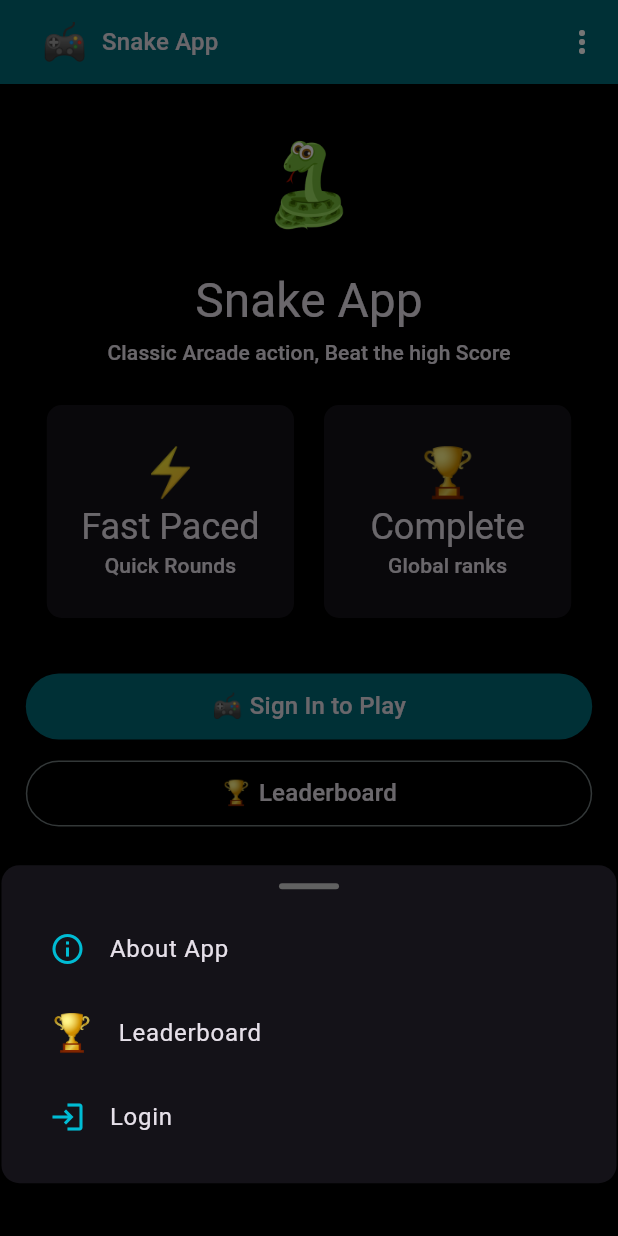
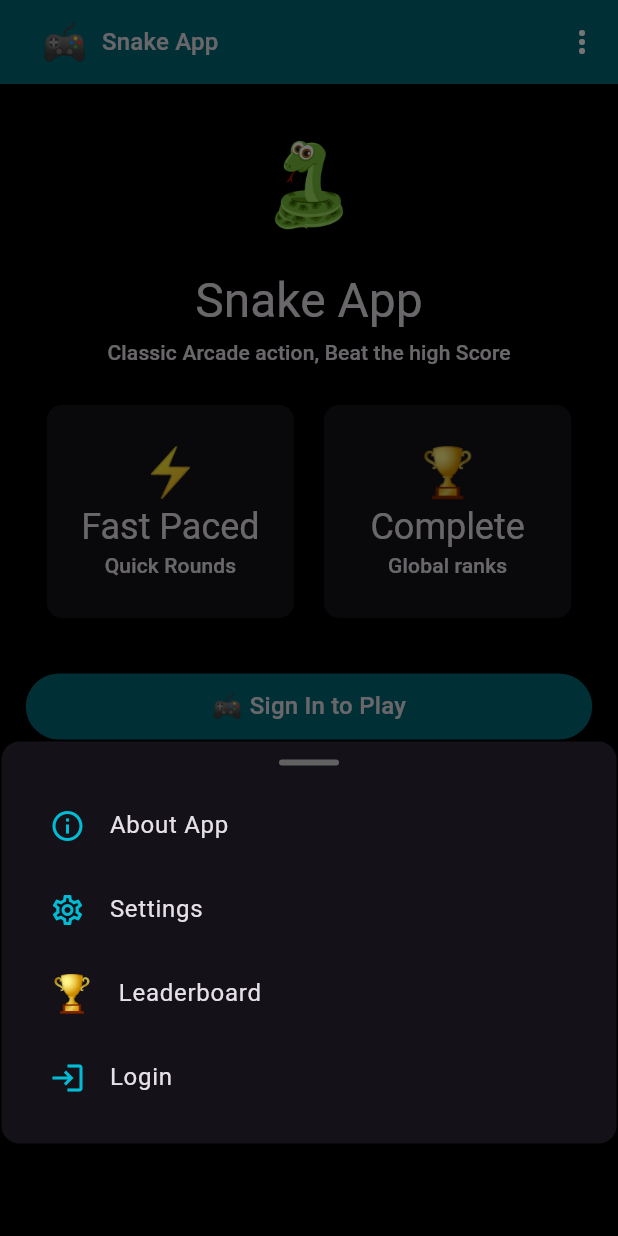
Before and after one commit to chingalo-family/snake-app, a Flutter app: the screen it shows after launch, after a tap on the "more vert" icon, on a phone screen of 412 x 824 dp. Run offline on Flutter 3.47's test engine with Material 3 defaults, Android fonts, the phone set to English and light mode, and no system bars; our stand-ins replace audioplayers, flutter_svg, fluttertoast, shared_preferences, sqflite; missing offline and left inert: dhis2_dart_utils, haptic_feedback, mailer; accounts and stored records are empty.

Commit message:
feat: initiate page for settings on the appp

```diff
--- a/lib/core/components/app_bar_container.dart
+++ b/lib/core/components/app_bar_container.dart
@@ -30,9 +30,9 @@ class AppBarContainer extends StatelessWidget implements PreferredSizeWidget {
     AppModalUtil.showActionSheetModal(
       context: context,
       actionSheetContainer: const MoreActionMenu(),
-      initialHeightRatio: 0.3,
+      initialHeightRatio: 0.4,
       minHeightRatio: 0.1,
-      maxHeightRatio: 0.6,
+      maxHeightRatio: 0.5,
     );
   }
 
--- a/lib/core/components/more_action_menu.dart
+++ b/lib/core/components/more_action_menu.dart
@@ -10,6 +10,7 @@ import 'package:snake_app/core/constants/app_info_reference.dart';
 import 'package:snake_app/core/constants/icon_reference.dart';
 import 'package:snake_app/modules/about/about.dart';
 import 'package:snake_app/modules/leaderboard/leaderboard.dart';
+import 'package:snake_app/modules/settings/settings.dart';
 import 'package:snake_app/modules/user/user_profile.dart';
 import 'package:snake_app/modules/user/user_sign_in_or_sign_up.dart';
 
@@ -80,6 +81,20 @@ class MoreActionMenu extends StatelessWidget {
     );
   }
 
+  void _onNavigateToSettings(BuildContext context) {
+    Navigator.pop(context);
+    Timer(
+      const Duration(microseconds: 500),
+      () => Navigator.push(
+        context,
+        PageRouteBuilder(
+          pageBuilder: (_, __, ___) => const Settings(),
+          transitionDuration: const Duration(seconds: 0),
+        ),
+      ),
+    );
+  }
+
   @override
   Widget build(BuildContext context) {
     return Consumer<UserState>(
@@ -97,8 +112,8 @@ class MoreActionMenu extends StatelessWidget {
                 mainAxisSize: MainAxisSize.min,
                 children: [
                   Container(
-                    width: 40,
-                    height: 4,
+                    width: 40.0,
+                    height: 4.0,
                     margin: const EdgeInsets.symmetric(vertical: 12.0),
                     decoration: BoxDecoration(
                       color: Theme.of(context).secondaryHeaderColor,
@@ -114,6 +129,12 @@ class MoreActionMenu extends StatelessWidget {
                           icon: Icons.info_outline,
                           label: 'About App',
                           onTap: () => _onNavigateToAbout(context),
+                        ),
+                        _buildMenuItem(
+                          context,
+                          icon: Icons.settings_outlined,
+                          label: 'Settings',
+                          onTap: () => _onNavigateToSettings(context),
                         ),
                         _buildMenuItem(
                           context,
```
